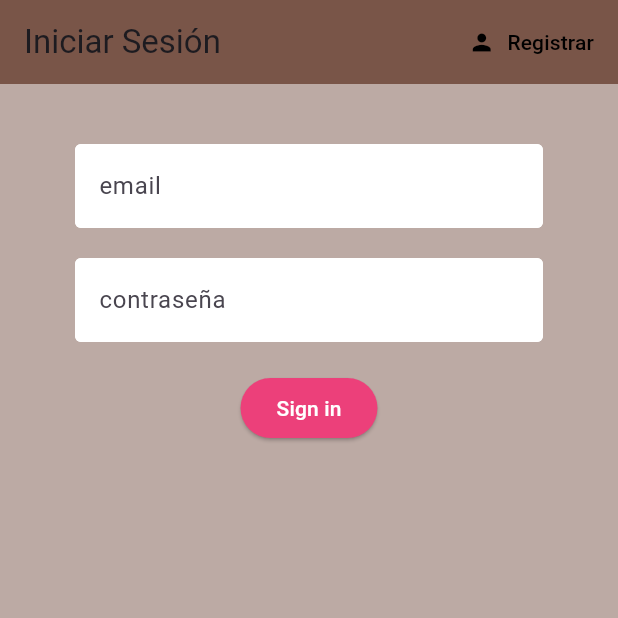
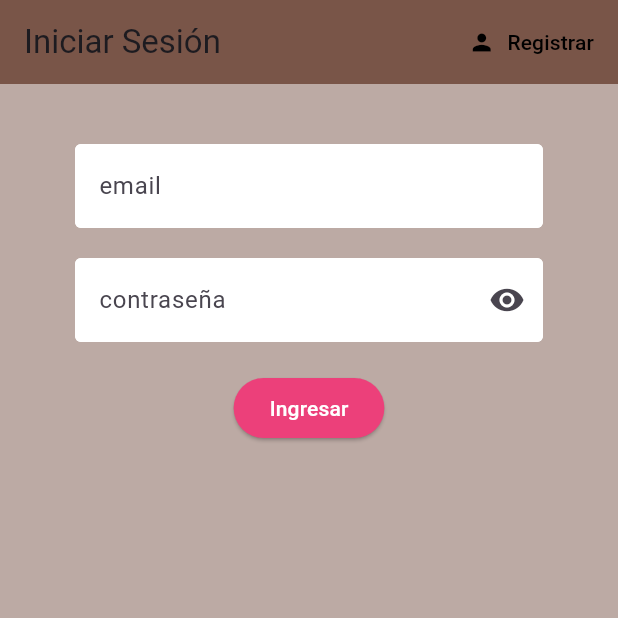
Before and after one commit to HarudesDev/Wisy-App, a Flutter app: the screen it shows after launch, on a phone screen of 412 x 824 dp, the top half of it. Run offline on Flutter 3.47's test engine with Material 3 defaults, Android fonts, the light colour scheme and no system bars; our stand-ins replace cloud_firestore, firebase_auth, firebase_core, firebase_storage, flutter_riverpod, flutter_spinkit and 2 more; missing offline and left inert: camerawesome; accounts and stored records are empty; generated files the repository leaves out were written again.

Commit message:
Añadir async notifier al login

```diff
--- a/lib/pages/auth/login.dart
+++ b/lib/pages/auth/login.dart
@@ -1,7 +1,12 @@
+import 'dart:developer';
+
 import 'package:flutter/material.dart';
 import 'package:flutter_riverpod/flutter_riverpod.dart';
 import 'package:wisy/repositories/firebase_auth_repository.dart';
 import 'package:wisy/shared/style.dart';
+import 'package:riverpod_annotation/riverpod_annotation.dart';
+
+part 'login.g.dart';
 
 class Login extends ConsumerStatefulWidget {
   const Login({super.key, required this.toggleView});
@@ -14,16 +19,34 @@ class Login extends ConsumerStatefulWidget {
 
 class _LoginState extends ConsumerState<Login> {
   final _formKey = GlobalKey<FormState>();
-  bool loading = false;
 
   String email = '';
   String password = '';
-  String error = '';
+  bool _visiblePassword = false;
 
   @override
   Widget build(BuildContext context) {
-    final authService = ref.watch(firebaseAuthRepositoryProvider);
+    ref.listen<AsyncValue<dynamic>>(
+      loginControllerProvider,
+      (_, state) => state.whenOrNull(
+        error: (error, stackTrace) {
+          // show snackbar if an error occurred
+          ScaffoldMessenger.of(context).showSnackBar(
+            SnackBar(content: Text(error.toString())),
+          );
+        },
+        data: (data) {
+          ScaffoldMessenger.of(context).showSnackBar(
+            SnackBar(
+                content: data != null
+                    ? const Text("Ingreso Exitoso")
+                    : const Text("Datos de inicio de sesión incorrectos")),
+          );
+        },
+      ),
+    );
 
+    final AsyncValue<void> state = ref.watch(loginControllerProvider);
     return Scaffold(
       backgroundColor: Colors.brown[200],
       appBar: AppBar(
@@ -61,12 +84,21 @@ class _LoginState extends ConsumerState<Login> {
               ),
               const SizedBox(height: 20.0),
               TextFormField(
-                decoration:
-                    textInputDecoration.copyWith(hintText: 'contraseña'),
+                decoration: textInputDecoration.copyWith(
+                    hintText: 'contraseña',
+                    suffixIcon: IconButton(
+                        onPressed: () {
+                          setState(() {
+                            _visiblePassword = !_visiblePassword;
+                          });
+                        },
+                        icon: Icon(_visiblePassword
+                            ? Icons.visibility_off
+                            : Icons.visibility))),
                 validator: (value) => value!.length < 6
                     ? 'Ingrese una contraseña de más de 6 caracteres'
                     : null,
-                obscureText: true,
+                obscureText: !_visiblePassword,
                 onChanged: (value) {
                   setState(() {
                     password = value;
@@ -78,21 +110,19 @@ class _LoginState extends ConsumerState<Login> {
                 style: ButtonStyle(
                   backgroundColor: MaterialStatePropertyAll(Colors.pink[400]),
                 ),
-                child: const Text(
-                  'Sign in',
-                  style: TextStyle(
-                    color: Colors.white,
-                  ),
-                ),
+                child: state.isLoading
+                    ? const CircularProgressIndicator()
+                    : const Text(
+                        'Ingresar',
+                        style: TextStyle(
+                          color: Colors.white,
+                        ),
+                      ),
                 onPressed: () async {
                   if (_formKey.currentState!.validate()) {
-                    setState(() => loading = true);
-                    dynamic result =
-                        await authService.signInWithEmailAndPassword(email, password);
-                    if (result == null) {
-                      setState(() =>
-                          error = 'Datos de ingreso inválidos o incorrectos');
-                    }
+                    ref
+                        .read(loginControllerProvider.notifier)
+                        .signInWithEmailAndPassword(email, password);
                   }
                 },
               ),
@@ -100,7 +130,7 @@ class _LoginState extends ConsumerState<Login> {
                 height: 12.0,
               ),
               Text(
-                error,
+                state.error != null ? state.error.toString() : "",
                 style: const TextStyle(
                   color: Colors.red,
                   fontSize: 14.0,
@@ -113,3 +143,20 @@ class _LoginState extends ConsumerState<Login> {
     );
   }
 }
+
+@riverpod
+class LoginController extends _$LoginController {
+  @override
+  FutureOr<dynamic> build() {
+    return null;
+  }
+
+  Future<void> signInWithEmailAndPassword(String email, String password) async {
+    final authRepository = ref.read(firebaseAuthRepositoryProvider);
+
+    state = const AsyncLoading();
+
+    state = await AsyncValue.guard(
+        () => authRepository.signInWithEmailAndPassword(email, password));
+  }
+}
--- a/lib/pages/auth/register.dart
+++ b/lib/pages/auth/register.dart
@@ -83,8 +83,8 @@ class _RegisterState extends ConsumerState<Register> {
                 onPressed: () async {
                   if (_formKey.currentState!.validate()) {
                     setState(() => loading = true);
-                    dynamic result = await authService.registerWithEmailAndPassword(
-                        email, password);
+                    dynamic result = await authService
+                        .registerWithEmailAndPassword(email, password);
                     if (result == null) {
                       setState(
                           () => error = 'invalid or incorrect sign in data');
```
Also changed, not shown: lib/pages/auth/login.g.dart (added).
